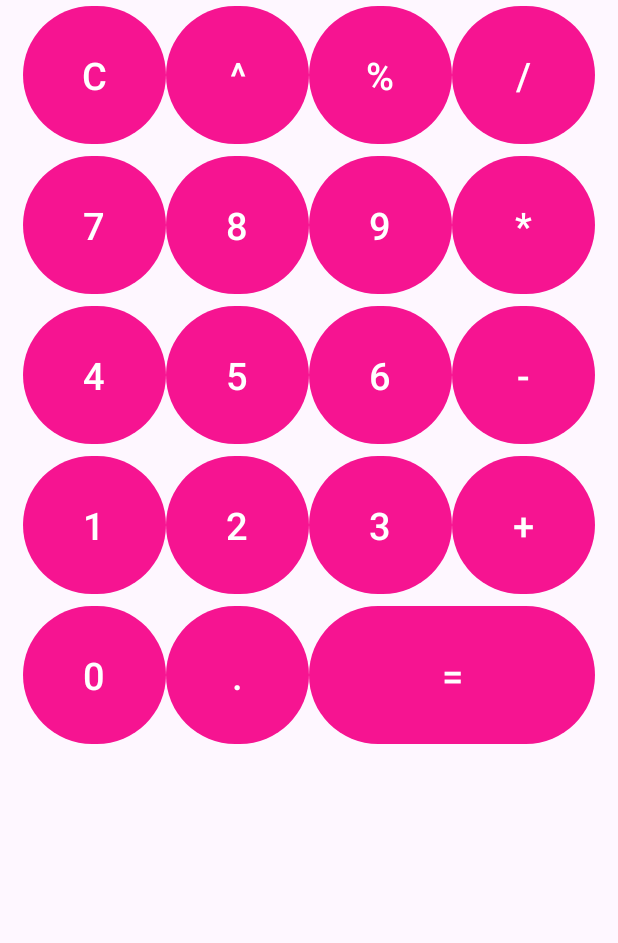
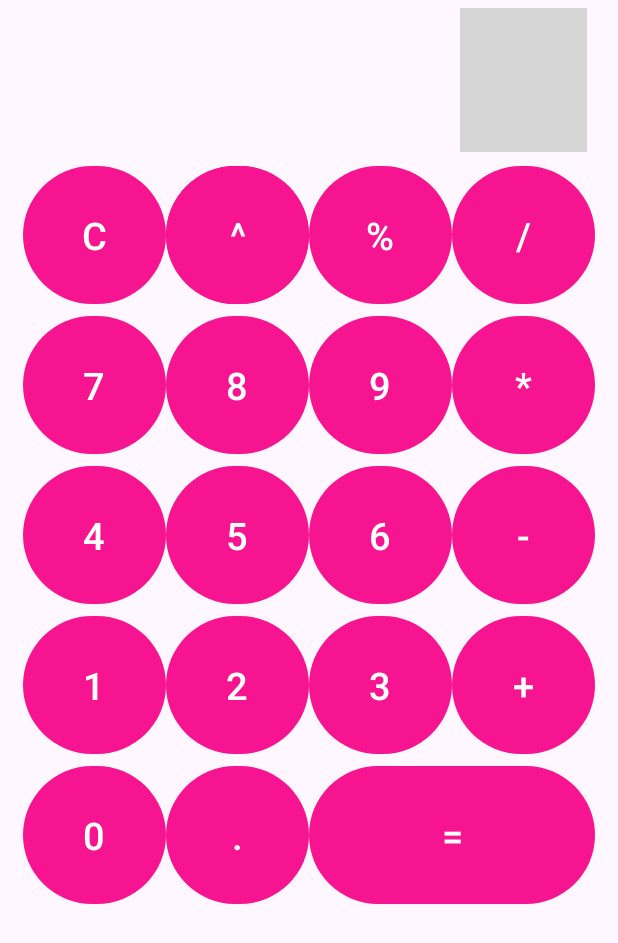
Before and after one commit to MafisaS/MyCalculator_App, an Android app: the layout buttons_layout.xml on its own in the app's theme, with its tools: preview values and no code run, on a phone screen of 412 x 824 dp. Shown: the top 943 px of the screen. Run offline under Robolectric (Android 15) with nearby library versions, the phone set to English and light mode, and no system bars; grey boxes are pictures that could not be loaded.

Commit message:
back button Added

```diff
--- a/app/src/main/java/com/example/mycalculator/MainActivity.java
+++ b/app/src/main/java/com/example/mycalculator/MainActivity.java
@@ -13,6 +13,7 @@ public class MainActivity extends AppCompatActivity {
 
     private String output,input,newOutput;
 
+    private Button back;
     private Button button0,button1,button2,button3,button4,button5,button6,button7,button8,button9,buttonAdd,
             buttonSub,buttonDivsion,buttonMultiply,buttonPoint,buttonPower,buttonEqual,buttonPercent,buttonClear;
 
@@ -43,6 +44,7 @@ public class MainActivity extends AppCompatActivity {
         buttonPercent=findViewById(R.id.percentage_btn);
         buttonPoint=findViewById(R.id.btnpoint);
         buttonPower=findViewById(R.id.power_btn);
+        back=findViewById(R.id.back_btn);
 
 
     }
@@ -72,6 +74,15 @@ public class MainActivity extends AppCompatActivity {
             case "=":
                 solve();
                 break;
+            case "":
+                try {
+                    String newText=input.substring(0,input.length()-1);
+                    input=newText;
+                    break;
+                }
+                catch ( Exception e)
+                {}
+
             case "%":
                 input+="%";
                 Double d = Double.parseDouble(inputText.getText().toString())/100;
--- a/app/src/main/res/layout/buttons_layout.xml
+++ b/app/src/main/res/layout/buttons_layout.xml
@@ -7,10 +7,39 @@
     <GridLayout
         android:layout_width="match_parent"
         android:layout_height="wrap_content"
-        android:rowCount="5"
+        android:rowCount="6"
         android:layout_marginLeft="15dp"
         android:layout_marginRight="15dp"
         android:columnCount="4">
+
+        <Button
+            android:id="@+id/power_btn"
+            android:layout_width="wrap_content"
+            android:layout_height="100dp"
+            android:text="^"
+            android:textColor="@color/white"
+            android:textSize="25sp"
+            android:layout_row="1"
+            android:layout_column="1"
+            android:layout_columnWeight="1"
+            android:onClick="onButtonClicked"/>
+
+
+        <Button
+            android:id="@+id/back_btn"
+            android:layout_width="0dp"
+            android:layout_height="fill_parent"
+            android:layout_rowWeight="1"
+            android:background="@drawable/baseline_backspace_24"
+            android:layout_margin="5dp"
+            android:textStyle="bold"
+            android:text=""
+            android:textColor="@color/white"
+            android:textSize="25sp"
+            android:layout_row="0"
+            android:layout_column="3"
+            android:layout_columnWeight="1"
+            android:onClick="onButtonClicked"/>
 
         <Button
             android:id="@+id/clear_btn"
@@ -19,7 +48,7 @@
             android:text="C"
             android:textColor="@color/white"
             android:textSize="25sp"
-            android:layout_row="0"
+            android:layout_row="1"
             android:layout_column="0"
             android:layout_columnWeight="1"
             android:onClick="onButtonClicked"/>
@@ -31,7 +60,7 @@
             android:text="^"
             android:textColor="@color/white"
             android:textSize="25sp"
-            android:layout_row="0"
+            android:layout_row="1"
             android:layout_column="1"
             android:layout_columnWeight="1"
             android:onClick="onButtonClicked"/>
@@ -43,7 +72,7 @@
             android:text="%"
             android:textColor="@color/white"
             android:textSize="25sp"
-            android:layout_row="0"
+            android:layout_row="1"
             android:layout_column="2"
             android:layout_columnWeight="1"
             android:onClick="onButtonClicked"/>
@@ -55,7 +84,7 @@
             android:text="/"
             android:textColor="@color/white"
             android:textSize="25sp"
-            android:layout_row="0"
+            android:layout_row="1"
             android:layout_column="3"
             android:layout_columnWeight="1"
             android:onClick="onButtonClicked"/>
@@ -67,7 +96,7 @@
             android:text="7"
             android:textColor="@color/white"
             android:textSize="25sp"
-            android:layout_row="1"
+            android:layout_row="2"
             android:layout_column="0"
             android:layout_columnWeight="1"
             android:onClick="onButtonClicked"/>
@@ -79,7 +108,7 @@
             android:text="8"
             android:textColor="@color/white"
             android:textSize="25sp"
-            android:layout_row="1"
+            android:layout_row="2"
             android:layout_column="1"
             android:layout_columnWeight="1"
             android:onClick="onButtonClicked"/>
@@ -91,7 +120,7 @@
             android:text="9"
             android:textColor="@color/white"
             android:textSize="25sp"
-            android:layout_row="1"
+            android:layout_row="2"
             android:layout_column="2"
             android:layout_columnWeight="1"
             android:onClick="onButtonClicked"/>
@@ -103,7 +132,7 @@
             android:text="*"
             android:textColor="@color/white"
             android:textSize="25sp"
-            android:layout_row="1"
+            android:layout_row="2"
             android:layout_column="3"
             android:layout_columnWeight="1"
             android:onClick="onButtonClicked"/>
@@ -115,7 +144,7 @@
             android:text="4"
             android:textColor="@color/white"
             android:textSize="25sp"
-            android:layout_row="2"
+            android:layout_row="3"
             android:layout_column="0"
             android:layout_columnWeight="1"
             android:onClick="onButtonClicked"/>
@@ -127,7 +156,7 @@
             android:text="5"
             android:textColor="@color/white"
             android:textSize="25sp"
-            android:layout_row="2"
+            android:layout_row="3"
             android:layout_column="1"
             android:layout_columnWeight="1"
             android:onClick="onButtonClicked"/>
@@ -139,7 +168,7 @@
             android:text="6"
             android:textColor="@color/white"
             android:textSize="25sp"
-            android:layout_row="2"
+            android:layout_row="3"
             android:layout_column="2"
             android:layout_columnWeight="1"
             android:onClick="onButtonClicked"/>
@@ -151,7 +180,7 @@
             android:text="-"
             android:textColor="@color/white"
             android:textSize="25sp"
-            android:layout_row="2"
+            android:layout_row="3"
             android:layout_column="3"
             android:layout_columnWeight="1"
             android:onClick="onButtonClicked"/>
@@ -163,7 +192,7 @@
             android:text="1"
             android:textColor="@color/white"
             android:textSize="25sp"
-            android:layout_row="3"
+            android:layout_row="4"
             android:layout_column="0"
             android:layout_columnWeight="1"
             android:onClick="onButtonClicked"/>
@@ -175,7 +204,7 @@
             android:text="2"
             android:textColor="@color/white"
             android:textSize="25sp"
-            android:layout_row="3"
+            android:layout_row="4"
             android:layout_column="1"
             android:layout_columnWeight="1"
             android:onClick="onButtonClicked"/>
@@ -187,7 +216,7 @@
             android:text="3"
             android:textColor="@color/white"
             android:textSize="25sp"
-            android:layout_row="3"
+            android:layout_row="4"
             android:layout_column="2"
             android:layout_columnWeight="1"
             android:onClick="onButtonClicked"/>
@@ -199,7 +228,7 @@
             android:text="+"
             android:textColor="@color/white"
             android:textSize="25sp"
-            android:layout_row="3"
+            android:layout_row="4"
             android:layout_column="3"
             android:layout_columnWeight="1"
             android:onClick="onButtonClicked"/>
@@ -211,7 +240,7 @@
             android:text="0"
             android:textColor="@color/white"
             android:textSize="25sp"
-            android:layout_row="4"
+            android:layout_row="5"
             android:layout_column="0"
             android:layout_columnWeight="1"
             android:onClick="onButtonClicked"/>
@@ -223,7 +252,7 @@
             android:text="."
             android:textColor="@color/white"
             android:textSize="25sp"
-            android:layout_row="4"
+            android:layout_row="5"
             android:layout_column="1"
             android:layout_columnWeight="1"
             android:onClick="onButtonClicked"/>
@@ -235,7 +264,7 @@
             android:text="="
             android:textColor="@color/white"
             android:textSize="25sp"
-            android:layout_row="4"
+            android:layout_row="5"
             android:layout_column="2"
             android:layout_columnWeight="1"
             android:onClick="onButtonClicked"
```
